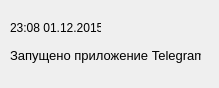
Before: the Qt Designer form stateventitemwidget.ui in SammyVimes/spitzin_idp, drawn with Qt 5.
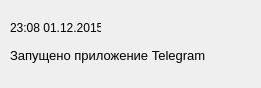
After: the same form once the commit is applied.

Commit message: Stylish window

```diff
--- a/stateventitemwidget.ui
+++ b/stateventitemwidget.ui
@@ -6,7 +6,7 @@
    <rect>
     <x>0</x>
     <y>0</y>
-    <width>219</width>
+    <width>261</width>
     <height>88</height>
    </rect>
   </property>
@@ -34,7 +34,7 @@
     <rect>
      <x>10</x>
      <y>40</y>
-     <width>191</width>
+     <width>231</width>
      <height>31</height>
     </rect>
    </property>
```
The commit also changes 4 other files.
